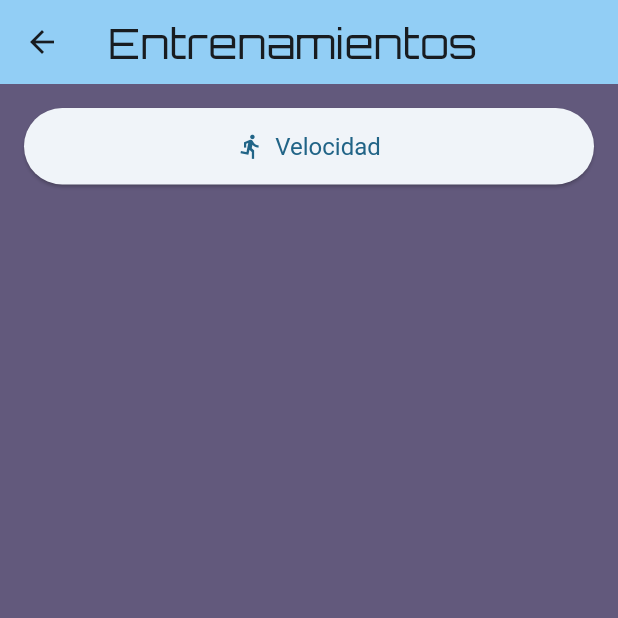
After one commit to InkGuyDev/eleven_sync, a Flutter app: the NavigationScreen screen opened directly, after a tap on "Entrenamientos", on a phone screen of 412 x 824 dp, the top half of it. The commit adds this screen. Run offline on Flutter 3.47's test engine with Material 3 defaults, Android fonts, the phone set to English and light mode, and no system bars; our stand-ins replace google_fonts, sensors_plus, shared_preferences, sqflite; accounts and stored records are empty.

Commit message:
commit 3

```diff
--- /dev/null
+++ b/lib/pages/nav_trainings.dart
@@ -0,0 +1,52 @@
+import 'package:flutter/material.dart';
+import 'package:eleven_sync/pages/speed_train_screen.dart';
+
+class NavTrainings extends StatelessWidget {
+  const NavTrainings({super.key});
+
+  @override
+  Widget build(BuildContext context) {
+    return Scaffold(
+      appBar: AppBar(
+        title: Text(
+          'Entrenamientos',
+          style: Theme.of(context).textTheme.headlineMedium,
+        ),
+        backgroundColor: Theme.of(context).colorScheme.inversePrimary,
+      ),
+      backgroundColor: Theme.of(context).colorScheme.tertiary,
+      body: ListView(
+        padding: const EdgeInsets.all(16),
+        children: [
+          _navButton(
+            context,
+            'Velocidad',
+            Icons.directions_run,
+            const SpeedTrainingScreen(),
+          ),
+        ],
+      ),
+    );
+  }
+
+  Widget _navButton(
+    BuildContext context,
+    String label,
+    IconData icon,
+    Widget destination,
+  ) {
+    return ElevatedButton.icon(
+      style: ElevatedButton.styleFrom(
+        padding: const EdgeInsets.symmetric(vertical: 16),
+        textStyle: const TextStyle(fontSize: 16),
+      ),
+      onPressed:
+          () => Navigator.push(
+            context,
+            MaterialPageRoute(builder: (_) => destination),
+          ),
+      icon: Icon(icon),
+      label: Text(label),
+    );
+  }
+}
--- /dev/null
+++ b/lib/pages/navigation_screen.dart
@@ -0,0 +1,68 @@
+import 'package:eleven_sync/pages/nav_trainings.dart';
+import 'package:flutter/material.dart';
+import 'package:eleven_sync/pages/player_stats.dart';
+import 'package:eleven_sync/pages/preferences.dart';
+
+class NavigationScreen extends StatelessWidget {
+  const NavigationScreen({super.key});
+
+  @override
+  Widget build(BuildContext context) {
+    return Scaffold(
+      appBar: AppBar(
+        title: Text(
+          'Navegación',
+          style: Theme.of(context).textTheme.headlineMedium,
+        ),
+        backgroundColor: Theme.of(context).colorScheme.inversePrimary,
+      ),
+      backgroundColor: Theme.of(context).colorScheme.tertiary,
+      body: ListView(
+        padding: const EdgeInsets.all(16),
+        children: [
+          _navButton(
+            context,
+            'Mi Desempeño',
+            Icons.bar_chart,
+            const PlayerStatsScreen(),
+          ),
+          const SizedBox(height: 12),
+          _navButton(
+            context,
+            'Entrenamientos',
+            Icons.fitness_center,
+            const NavTrainings(),
+          ),
+          const SizedBox(height: 12),
+          _navButton(
+            context,
+            'Preferencias',
+            Icons.settings,
+            const PreferencesScreen(),
+          ),
+        ],
+      ),
+    );
+  }
+
+  Widget _navButton(
+    BuildContext context,
+    String label,
+    IconData icon,
+    Widget destination,
+  ) {
+    return ElevatedButton.icon(
+      style: ElevatedButton.styleFrom(
+        padding: const EdgeInsets.symmetric(vertical: 16),
+        textStyle: const TextStyle(fontSize: 16),
+      ),
+      onPressed:
+          () => Navigator.push(
+            context,
+            MaterialPageRoute(builder: (_) => destination),
+          ),
+      icon: Icon(icon),
+      label: Text(label),
+    );
+  }
+}
--- a/lib/widgets/app_data.dart
+++ b/lib/widgets/app_data.dart
@@ -1,10 +1,11 @@
 import 'package:eleven_sync/pages/home_screen.dart';
+import 'package:eleven_sync/pages/navigation_screen.dart';
 import 'package:flutter/material.dart';
 
 class Appdata extends ChangeNotifier {
   TabBar tabBar() {
     return TabBar(
-      tabs: const <Widget>[Tab(text: 'Home'), Tab(text: 'Gallery')],
+      tabs: const <Widget>[Tab(text: 'Bienvenido'), Tab(text: 'Navegar')],
     );
   }
 
@@ -12,7 +13,7 @@ class Appdata extends ChangeNotifier {
     return TabBarView(
       children: <Widget>[
         const Center(child: HomeScreen(title: 'Home')),
-        Center(child: HomeScreen(title: 'Home')),
+        Center(child: NavigationScreen()),
       ],
     );
   }
--- a/pubspec.yaml
+++ b/pubspec.yaml
@@ -18,6 +18,7 @@ dependencies:
   provider: ^6.1.5
   sensors_plus: ^6.1.1
   shared_preferences: ^2.5.3
+  sqflite: ^2.4.2
 
 dev_dependencies:
   flutter_test:
```
Also changed, not shown: lib/data/services/database_helper.dart (added, +52 -0 lines), lib/domain/entities/tactic.dart (added, +31 -0 lines), lib/pages/home_screen.dart (+48 -38 lines), lib/pages/player_stats.dart (+12 -35 lines), lib/pages/speed_train_screen.dart (+18 -1 lines), lib/pages/tactics_screen.dart (added, +187 -0 lines), assets/icons/final_logo.png, pubspec.lock, 8 other files.
